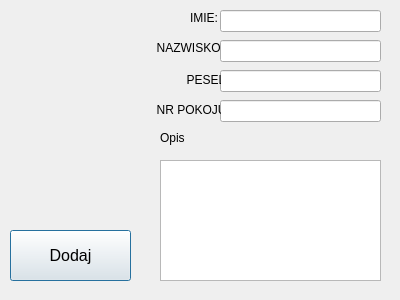
This is C-Project/okno2.ui in W1EW1UR/Projekt-Cpp as Qt 5 draws it before an edit. The edited form follows.
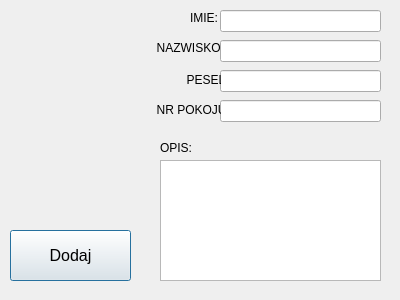
This is the edited form.

What changed in the file:
```diff
--- a/C-Project/okno2.ui
+++ b/C-Project/okno2.ui
@@ -27,13 +27,13 @@
    <property name="geometry">
     <rect>
      <x>160</x>
-     <y>130</y>
+     <y>140</y>
      <width>41</width>
      <height>16</height>
     </rect>
    </property>
    <property name="text">
-    <string>Opis</string>
+    <string>OPIS:</string>
    </property>
   </widget>
   <widget class="QLineEdit" name="lineEdit">
```
Left out of the diff: 2 changed lines with no effect on the pictures.
